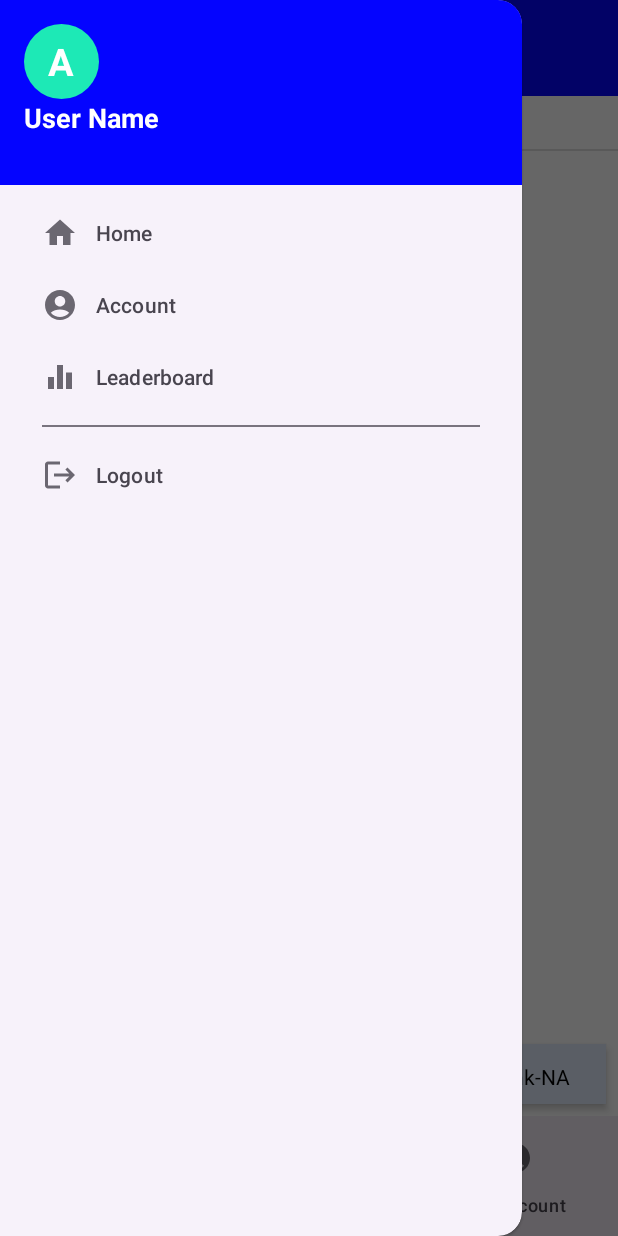
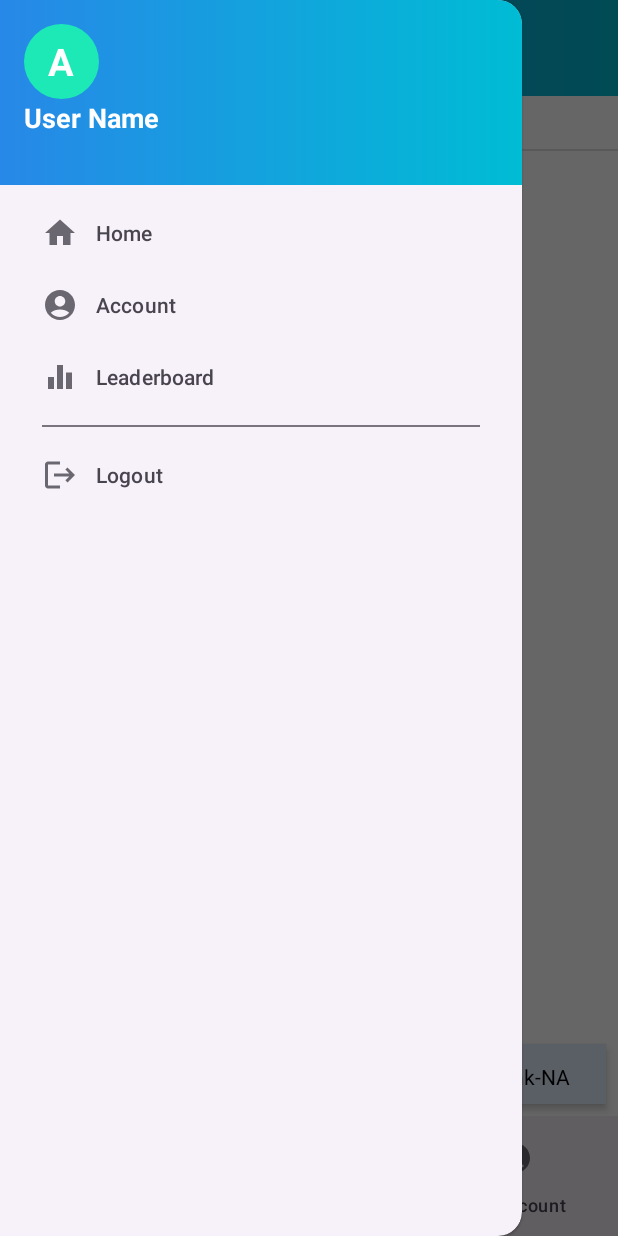
Before and after one commit to TruongHidu/QuizzApp, an Android app: the fragment LeaderBoardFragment placed in its activity, with the side drawer open, on a phone screen of 412 x 824 dp. Run offline under Robolectric (Android 15) with nearby library versions, the phone set to English and light mode, and no system bars; our stand-ins replace Firebase (no records; nobody signed in at launch, a user with empty details on screens opened directly); 2 statements that could not run were skipped.

```diff
--- a/app/src/main/java/com/example/examapp/LeaderBoardFragment.java
+++ b/app/src/main/java/com/example/examapp/LeaderBoardFragment.java
@@ -53,21 +53,21 @@ public class LeaderBoardFragment extends Fragment {
         layoutManager.setOrientation(LinearLayoutManager.VERTICAL);
         binding.rcvRank.setLayoutManager(layoutManager);
 
-        adapter = new RankAdapter(g_userList);
-        binding.rcvRank.setAdapter(adapter);
-
         DbQuery.getTopUsers(new MyCompleteListener() {
             @Override
             public void onSuccess() {
-                adapter.notifyDataSetChanged();
+                adapter = new RankAdapter(g_userList);
+                binding.rcvRank.setAdapter(adapter);
+
                 if(DbQuery.myPerformanece.getScore() != 0){
-
                     if(DbQuery.isMeOnTopList){
                         caculateRank();
                     }
                     binding.txtTotalScore.setText("Score: " + DbQuery.myPerformanece.getScore());
                     binding.txtRank.setText("Rank - " + DbQuery.myPerformanece.getRank());
                 }
+
+                binding.txtTotalUsers.setText("Total users: " + DbQuery.g_userCount);
                 progressDialog.dismiss();
             }
 
@@ -75,9 +75,9 @@ public class LeaderBoardFragment extends Fragment {
             public void onFailture() {
                 progressDialog.dismiss();
                 Toast.makeText(getContext(), "Something went wrong", Toast.LENGTH_SHORT).show();
-
             }
         });
+
 
         binding.txtTotalUsers.setText("Total users: " + DbQuery.g_userCount);
 
--- a/app/src/main/java/com/example/examapp/activities/MainActivity.java
+++ b/app/src/main/java/com/example/examapp/activities/MainActivity.java
@@ -110,10 +110,13 @@ public class MainActivity extends AppCompatActivity {
 
             if (id == R.id.nav_profile) {
                 selectedFragment = new AccountFragment();
+                binding.bottomNavBar.setSelectedItemId(R.id.nav_account);
             } else if (id == R.id.nav_home) {
                 selectedFragment = new CategoryFragment();
+                binding.bottomNavBar.setSelectedItemId(R.id.nav_home);
             } else if (id == R.id.nav_leaderboard) {
                 selectedFragment = new LeaderBoardFragment();
+                binding.bottomNavBar.setSelectedItemId(R.id.nav_leaderboard);
             } else if (id == R.id.nav_logout) {
                 FirebaseAuth.getInstance().signOut();
                 Intent intent = new Intent(MainActivity.this, LoginActivity.class);
--- a/app/src/main/res/drawable/main_background.xml
+++ b/app/src/main/res/drawable/main_background.xml
@@ -13,7 +13,9 @@
 
         >
         <shape android:shape="oval">
-            <solid android:color="@color/colorPrimary"/>
+            <gradient android:startColor="#2788e7"
+                android:endColor="#00bcd4"
+                android:angle="0"/>
         </shape>
     </item>
 </layer-list>
--- /dev/null
+++ b/app/src/main/res/drawable/main_color_toolbar.xml
@@ -0,0 +1,6 @@
+<?xml version="1.0" encoding="utf-8"?>
+<shape  android:shape="rectangle"  xmlns:android="http://schemas.android.com/apk/res/android">
+<gradient android:startColor="#2788e7"
+    android:endColor="#00bcd4"
+    android:angle="0"/>
+</shape>
--- a/app/src/main/res/layout/activity_main.xml
+++ b/app/src/main/res/layout/activity_main.xml
@@ -19,7 +19,7 @@
             android:id="@+id/toolbar"
             android:layout_width="match_parent"
             android:layout_height="?attr/actionBarSize"
-            android:background="?attr/colorPrimary"
+            android:background="@drawable/main_color_toolbar"
             app:titleTextColor="@color/white"
             app:layout_constraintEnd_toEndOf="parent"
             app:layout_constraintStart_toStartOf="parent"
--- a/app/src/main/res/layout/activity_question.xml
+++ b/app/src/main/res/layout/activity_question.xml
@@ -36,7 +36,7 @@
             android:layout_height="wrap_content"
             android:layout_weight="1"
             android:text="20:15 min"
-            android:textColor="@color/green"
+            android:textColor="@color/white"
             android:textSize="15sp"
             android:textStyle="bold" />
 
@@ -45,6 +45,7 @@
             android:layout_width="wrap_content"
             android:layout_height="36dp"
             android:layout_weight="1"
+            android:textSize="16sp"
             android:background="@drawable/button_border"
             android:backgroundTint="@color/orangeLight"
             android:text="Submit"
@@ -55,7 +56,7 @@
         android:id="@+id/ln3"
         android:layout_width="0dp"
         android:layout_height="wrap_content"
-        android:background="@color/colorPrimaryDark"
+        android:background="@color/colorPrimary"
         android:orientation="horizontal"
         android:padding="10dp"
         app:layout_constraintEnd_toEndOf="parent"
--- a/app/src/main/res/layout/fragment_account.xml
+++ b/app/src/main/res/layout/fragment_account.xml
@@ -12,7 +12,7 @@
         android:id="@+id/lnn1"
         android:layout_width="match_parent"
         android:layout_height="wrap_content"
-        android:background="@color/colorPrimary"
+        android:background="@drawable/main_color_toolbar"
         android:gravity="center"
         android:orientation="vertical"
         android:padding="30dp"
@@ -200,6 +200,7 @@
                 android:orientation="vertical">
 
                 <ImageView
+                    android:id="@+id/btnLeaderBoard"
                     android:layout_width="30dp"
                     android:layout_height="30dp"
                     android:src="@drawable/trophy" />
--- a/app/src/main/res/layout/nav_header.xml
+++ b/app/src/main/res/layout/nav_header.xml
@@ -4,7 +4,7 @@
     android:layout_width="match_parent"
     android:layout_height="wrap_content"
     android:orientation="vertical"
-    android:background="?attr/colorPrimary"
+    android:background="@drawable/main_color_toolbar"
     android:padding="16dp">
 
     <TextView
--- a/app/src/main/res/values/colors.xml
+++ b/app/src/main/res/values/colors.xml
@@ -2,8 +2,8 @@
 <resources>
     <color name="black">#FF000000</color>
     <color name="white">#FFFFFFFF</color>
-    <color name="colorPrimary">#0404ff</color>
-    <color name="colorPrimaryDark">#10028f</color>
+    <color name="colorPrimary">#00bcd4</color>
+    <color name="colorPrimaryDark">#00bcd4</color>
     <color name="colorAccent">#ffffff</color>
     <color name="main_background">#e1edfd</color>
     <color name="green">#2df836</color>
@@ -13,4 +13,5 @@
     <color name="red">#ff0000</color>
     <color name="greenLight">#1DE9B6</color>
     <color name="textNormal">#919191</color>
+    <color name="blueDark">#00bcd4</color>
 </resources>
--- a/app/src/main/res/values/strings.xml
+++ b/app/src/main/res/values/strings.xml
@@ -1,4 +1,7 @@
 <resources>
+    <string name="default_web_client_id">736781606933-mumh2omkhoch28nmpg2m5lvsgiigkqv0.apps.googleusercontent.com</string>
+
+
     <string name="app_name">Exam Practice</string>
 
     <string name="navigation_drawer_open">Open navigation drawer</string>
```
Also changed, not shown: app/src/main/java/com/example/examapp/AccountFragment.java (+16 -0 lines), app/src/main/java/com/example/examapp/database/DbQuery.java (+11 -19 lines), 1 other file.
